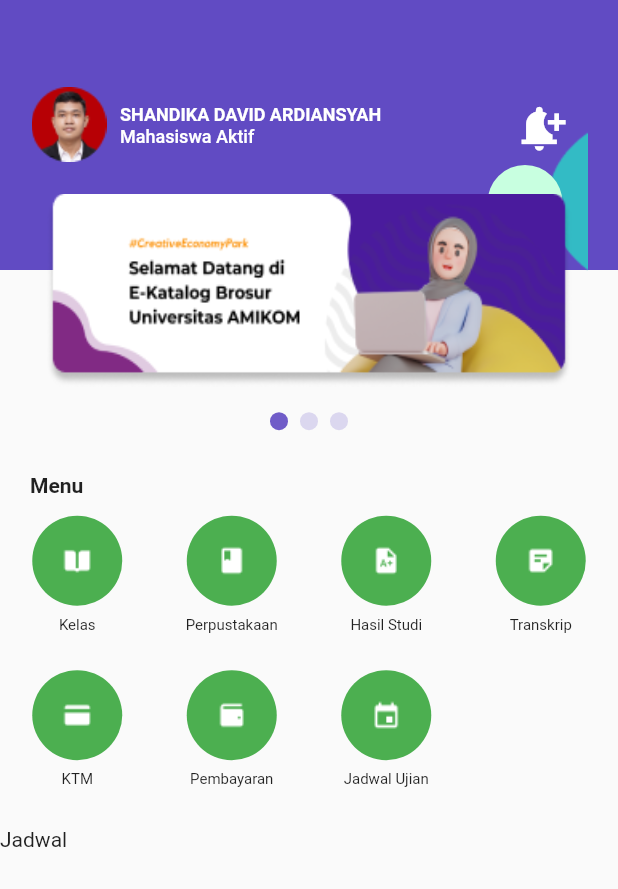
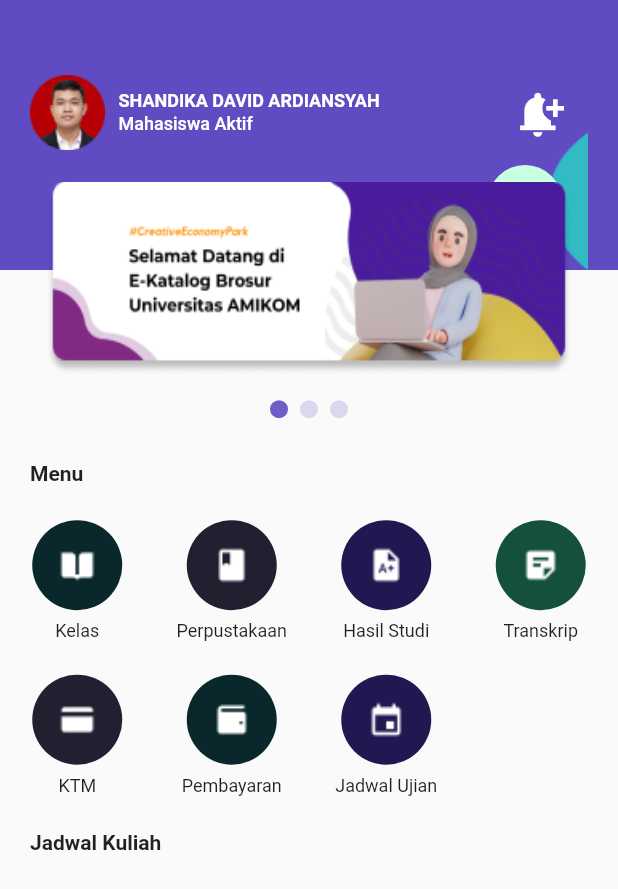
Before and after one commit to shandikadav/kampusku-app, a Flutter app: the HomePage screen opened by its route, on a phone screen of 412 x 824 dp. Shown: the top 889 px of the screen. Run offline on Flutter 3.47's test engine with Material 2 defaults, Android fonts, the phone set to English and light mode, and no system bars; drawn by our look-alikes of carousel_slider.

Commit message:
menyelesaikan menu di homepage

```diff
--- a/lib/models/homepage_model.dart
+++ b/lib/models/homepage_model.dart
@@ -1,9 +1,14 @@
 import 'package:flutter/material.dart';
 
-class GojekService {
+class MenuHomepage {
   Widget image;
   Color color;
   String title;
+  String navigator;
 
-  GojekService({required this.image, required this.title, required this.color});
+  MenuHomepage(
+      {required this.image,
+      required this.title,
+      required this.color,
+      required this.navigator});
 }
--- a/lib/pages/homepage.dart
+++ b/lib/pages/homepage.dart
@@ -1,6 +1,5 @@
 import 'package:carousel_slider/carousel_slider.dart';
 import 'package:flutter/material.dart';
-
 import '../models/homepage_model.dart';
 
 class HomePage extends StatefulWidget {
@@ -47,40 +46,75 @@
     ),
   ];
 
-  List<GojekService> _gojekServiceList = [];
+  List<MenuHomepage> _MenuList = [];
 
   @override
   void initState() {
     super.initState();
 
-    _gojekServiceList.add(GojekService(
-        image: Image.asset('assets/kelas.png'),
-        color: Colors.yellow,
-        title: "Kelas"));
-    _gojekServiceList.add(GojekService(
-        image: Image.asset('assets/perpustakaan.png'),
-        color: Colors.yellow,
-        title: "Perpustakaan"));
-    _gojekServiceList.add(GojekService(
-        image: Image.asset('assets/logo_hasilstudi.png'),
-        color: Colors.yellow,
-        title: "Hasil Studi"));
-    _gojekServiceList.add(GojekService(
-        image: Image.asset('assets/transkrip.png'),
-        color: Colors.yellow,
-        title: "Transkrip"));
-    _gojekServiceList.add(GojekService(
-        image: Image.asset('assets/ktm.png'),
-        color: Colors.yellow,
-        title: "KTM"));
-    _gojekServiceList.add(GojekService(
-        image: Image.asset('assets/pembayaran.png'),
-        color: Colors.yellow,
-        title: "Pembayaran"));
-    _gojekServiceList.add(GojekService(
-        image: Image.asset('assets/jadwal_ujian.png'),
-        color: Colors.yellow,
-        title: "Jadwal Ujian"));
+    _MenuList.add(MenuHomepage(
+      image: Image.asset(
+        'assets/kelas.png',
+        fit: BoxFit.fill,
+      ),
+      color: Color.fromARGB(255, 10, 40, 43),
+      title: "Kelas",
+      navigator: "/kelaspage",
+    ));
+    _MenuList.add(MenuHomepage(
+      image: Image.asset(
+        'assets/perpustakaan.png',
+        fit: BoxFit.fill,
+      ),
+      color: Color.fromARGB(255, 32, 32, 49),
+      title: "Perpustakaan",
+      navigator: "/login",
+    ));
+    _MenuList.add(MenuHomepage(
+      image: Image.asset(
+        'assets/logo_hasilstudi.png',
+        fit: BoxFit.fill,
+      ),
+      color: Color.fromARGB(255, 34, 23, 80),
+      title: "Hasil Studi",
+      navigator: "/kelaspage",
+    ));
+    _MenuList.add(MenuHomepage(
+      image: Image.asset(
+        'assets/transkrip.png',
+        fit: BoxFit.fill,
+      ),
+      color: Color.fromARGB(255, 21, 80, 60),
+      title: "Transkrip",
+      navigator: "/kelaspage",
+    ));
+    _MenuList.add(MenuHomepage(
+      image: Image.asset(
+        'assets/ktm.png',
+        fit: BoxFit.fill,
+      ),
+      color: Color.fromARGB(255, 32, 32, 49),
+      title: "KTM",
+      navigator: "/kelaspage",
+    ));
+    _MenuList.add(MenuHomepage(
+      image: Image.asset(
+        'assets/pembayaran.png',
+        fit: BoxFit.fill,
+      ),
+      color: Color.fromARGB(255, 10, 40, 43),
+      title: "Pembayaran",
+      navigator: "/kelaspage",
+    ));
+    _MenuList.add(MenuHomepage(
+      image: Image.asset(
+        'assets/jadwal_ujian.png',
+        fit: BoxFit.fill,
+      ),
+      color: Color.fromARGB(255, 34, 23, 80),
+      title: "Jadwal Ujian",
+      navigator: "/kelaspage",
+    ));
   }
 
   @override
@@ -109,18 +143,21 @@
           Column(
             crossAxisAlignment: CrossAxisAlignment.start,
             children: [
+              Container(
+                width: double.infinity,
+                height: 50,
+              ),
               Row(
+                mainAxisAlignment: MainAxisAlignment.start,
                 children: [
                   Padding(
-                    padding: const EdgeInsets.only(top: 58, left: 21),
+                    padding: const EdgeInsets.only(left: 20),
                     child: Image.asset('assets/profile.png'),
                   ),
                   SizedBox(
                     width: 9,
                   ),
-                  Padding(
-                    padding: const EdgeInsets.only(top: 60),
-                    child: Column(
+                  Column(
                     crossAxisAlignment: CrossAxisAlignment.start,
                     children: [
                       Text(
@@ -144,10 +181,15 @@
                       ),
                     ],
                   ),
+                  SizedBox(
+                    width: 80,
                   ),
-                  Padding(
-                    padding: const EdgeInsets.only(left: 80, top: 60),
-                    child: IconButton(
+                  IconButton(
+                    onPressed: () {
+                      print('tap');
+                    },
+                    icon: IconButton(
+                      padding: EdgeInsets.zero,
                       onPressed: () {},
                       icon: Icon(
                         Icons.notification_add,
@@ -210,8 +252,17 @@
                   ),
                 ),
               ),
-              _buildGojekServicesMenu(),
-              Text('Jadwal')
+              _buildMenuHomepage(),
+              Padding(
+                padding: const EdgeInsets.only(left: 20),
+                child: Text(
+                  'Jadwal Kuliah',
+                  style: TextStyle(
+                    fontWeight: FontWeight.bold,
+                    fontSize: 14,
+                  ),
+                ),
+              )
             ],
           )
         ],
@@ -219,12 +270,13 @@
     );
   }
 
-  Widget _buildGojekServicesMenu() {
+  Widget _buildMenuHomepage() {
     return SizedBox(
         width: double.infinity,
-        height: 220,
+        height: 230,
         child: Container(
-            margin: EdgeInsets.only(bottom: 8),
+            // color: Colors.amber,
+            margin: EdgeInsets.only(top: 12, bottom: 0),
             child: GridView.builder(
                 padding: EdgeInsets.zero,
                 physics: NeverScrollableScrollPhysics(),
@@ -232,13 +284,17 @@
                 gridDelegate: SliverGridDelegateWithFixedCrossAxisCount(
                     crossAxisCount: 4),
                 itemBuilder: (context, position) {
-                  return _rowGojekService(_gojekServiceList[position]);
+                  return _rowMenuHomepage(_MenuList[position]);
                 })));
   }
 
-  Widget _rowGojekService(GojekService) {
+  Widget _rowMenuHomepage(MenuHomepage) {
     return InkWell(
-      onTap: () {},
+      highlightColor: Colors.transparent,
+      splashColor: Colors.transparent,
+      onTap: () {
+        Navigator.of(context).pushNamed(MenuHomepage.navigator);
+      },
       child: Container(
         child: Column(
           mainAxisAlignment: MainAxisAlignment.center,
@@ -248,15 +304,19 @@
               children: [
                 CircleAvatar(
                   radius: 30,
-                  backgroundColor: Colors.green,
+                  backgroundColor: MenuHomepage.color,
                 ),
-                GojekService.image
+                Container(
+                  width: 25,
+                  height: 25,
+                  child: MenuHomepage.image,
+                )
               ],
             ),
             Padding(padding: EdgeInsets.only(top: 7)),
             Text(
-              GojekService.title,
-              style: TextStyle(fontSize: 10),
+              MenuHomepage.title,
+              style: TextStyle(fontSize: 12),
             )
           ],
         ),
--- a/lib/pages/login_page.dart
+++ b/lib/pages/login_page.dart
@@ -56,15 +56,19 @@
                   filled: true,
                   fillColor: const Color.fromARGB(255, 246, 246, 246),
                   labelText: 'Password',
-                  labelStyle:
-                      const TextStyle(color: Color.fromARGB(255, 169, 169, 169)),
+                  labelStyle: const TextStyle(
+                      color: Color.fromARGB(255, 169, 169, 169)),
                   hintText: 'Masukkan Password',
                   border: InputBorder.none,
-                  suffixIcon: IconButton(onPressed: (){
-                    setState(() {
-                      _isObscure = !_isObscure;
-                    });
-                  }, icon: Icon(_isObscure ? Icons.visibility : Icons.visibility_off)),
+                  suffixIcon: IconButton(
+                      onPressed: () {
+                        setState(() {
+                          _isObscure = !_isObscure;
+                        });
+                      },
+                      icon: Icon(_isObscure
+                          ? Icons.visibility
+                          : Icons.visibility_off)),
                 ),
                 style: const TextStyle(fontSize: 14),
                 obscureText: _isObscure,
@@ -76,7 +80,7 @@
             Center(
               child: ElevatedButton(
                 onPressed: () {
-                  Navigator.push(
+                  Navigator.pushReplacement(
                     context,
                     MaterialPageRoute(builder: (context) => const HomePage()),
                   );
```
Lines whose indentation alone changed are shown as unchanged.
